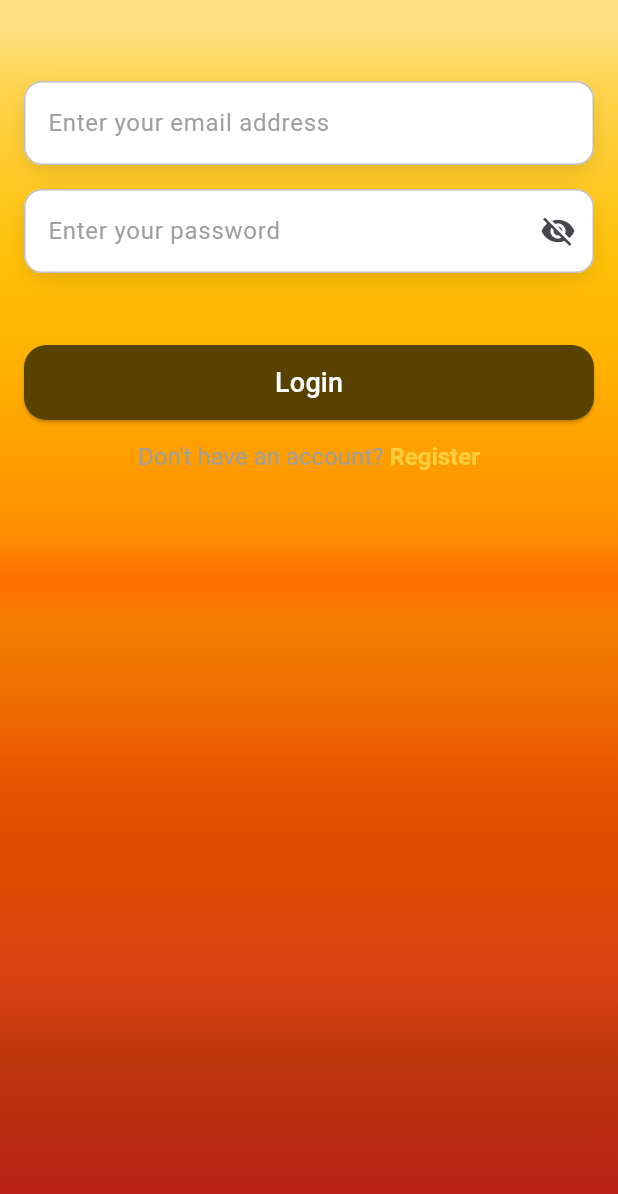
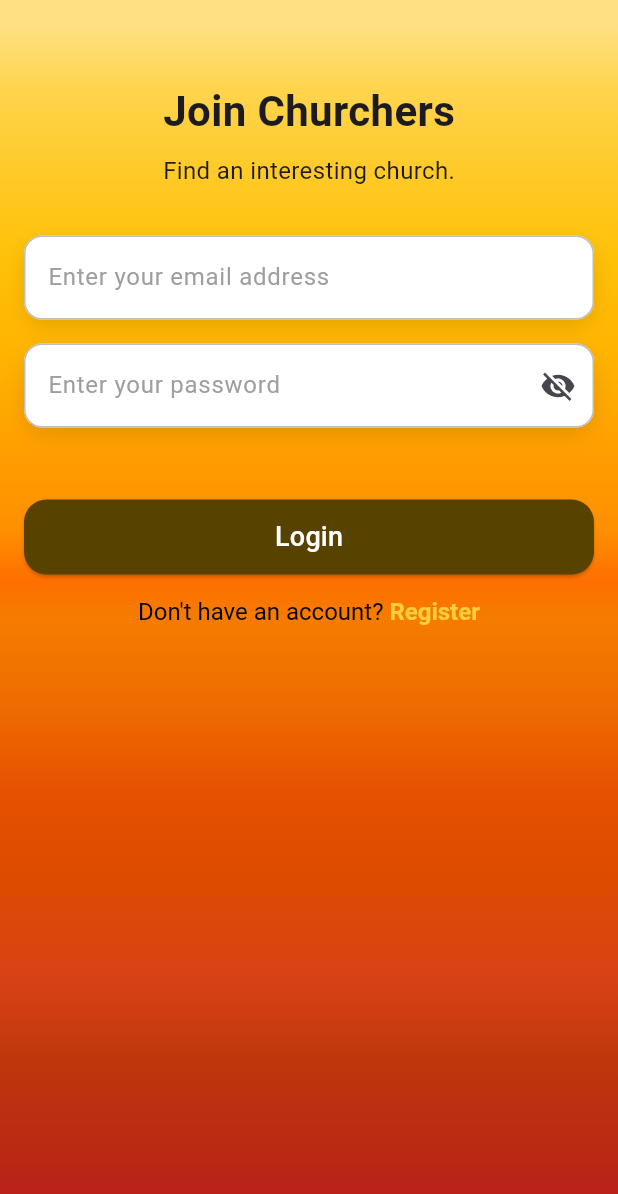
Before and after one commit to Yosua13/My-Church, a Flutter app: the screen it shows after launch, after a tap on "Login", on a phone screen of 412 x 824 dp. Shown: the top 1194 px of the screen. Run offline on Flutter 3.47's test engine with Material 3 defaults, Android fonts, the phone set to English and light mode, and no system bars; accounts and stored records are empty; project files that could hold a hidden picture were left out.

Commit message:
style(login, register): menambahkan judul pada halaman login dan register

```diff
--- a/lib/routes/login_page.dart
+++ b/lib/routes/login_page.dart
@@ -121,7 +121,28 @@ class _LoginPageState extends State<LoginPage> {
           ),
         ),
         padding: const EdgeInsets.only(top: 54, right: 16, left: 16),
-        child: _buildFormContent(),
+        child: Column(
+          crossAxisAlignment: CrossAxisAlignment.center,
+          mainAxisSize: MainAxisSize.min,
+          children: [
+            const Text(
+              "Join Churchers",
+              style: TextStyle(
+                fontSize: 28,
+                fontWeight: FontWeight.bold,
+              ),
+            ),
+            const SizedBox(height: 8),
+            const Text(
+              "Find an interesting church.",
+              style: TextStyle(
+                fontSize: 16,
+              ),
+            ),
+            const SizedBox(height: 32),
+            _buildFormContent(),
+          ],
+        ),
       ),
     );
   }
@@ -269,7 +290,7 @@ class _LoginPageState extends State<LoginPage> {
               text: TextSpan(
                 text: "Don't have an account? ",
                 style: const TextStyle(
-                  color: Colors.grey,
+                  color: Colors.black,
                   fontSize: 16,
                 ),
                 children: [
```
Also changed, not shown: lib/routes/register_page.dart (+22 -1 lines).
